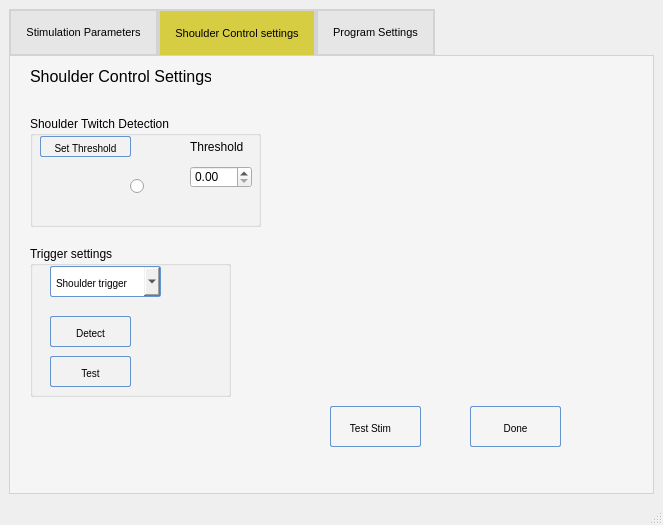
Qt form POML060_v1/stageprogram.ui (viniltc/POML060) before a commit.
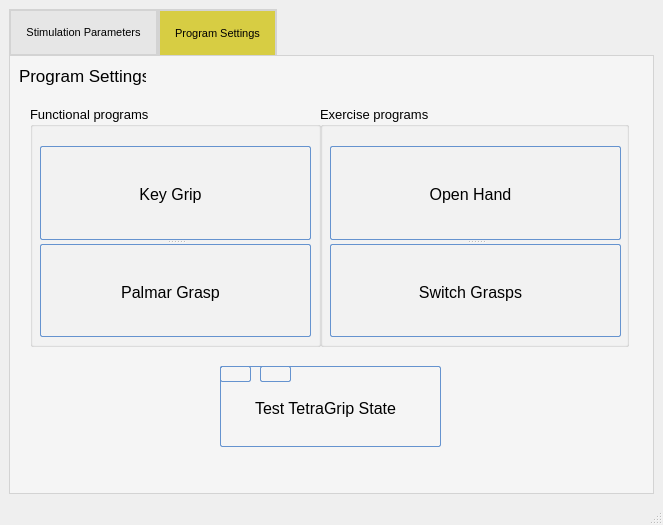
The same form after that commit. The open tabs and pages were chosen to show the change. Icons and pictures are not drawn. Custom widgets are drawn as their Qt base class.

```diff
--- a/POML060_v1/stageprogram.ui
+++ b/POML060_v1/stageprogram.ui
@@ -920,442 +920,6 @@
         </property>
        </widget>
       </widget>
-      <widget class="QWidget" name="tab_2">
-       <attribute name="title">
-        <string>Shoulder Control settings</string>
-       </attribute>
-       <widget class="QLabel" name="label">
-        <property name="geometry">
-         <rect>
-          <x>20</x>
-          <y>0</y>
-          <width>181</width>
-          <height>41</height>
-         </rect>
-        </property>
-        <property name="font">
-         <font>
-          <pointsize>12</pointsize>
-         </font>
-        </property>
-        <property name="text">
-         <string>Shoulder Control Settings</string>
-        </property>
-       </widget>
-       <widget class="QGroupBox" name="groupBox_3">
-        <property name="geometry">
-         <rect>
-          <x>20</x>
-          <y>60</y>
-          <width>231</width>
-          <height>111</height>
-         </rect>
-        </property>
-        <property name="title">
-         <string>Shoulder Twitch Detection</string>
-        </property>
-        <widget class="QRadioButton" name="rdo_btn">
-         <property name="geometry">
-          <rect>
-           <x>100</x>
-           <y>50</y>
-           <width>41</width>
-           <height>41</height>
-          </rect>
-         </property>
-         <property name="text">
-          <string/>
-         </property>
-        </widget>
-        <widget class="QDoubleSpinBox" name="doubleSpinBox_thresold">
-         <property name="geometry">
-          <rect>
-           <x>160</x>
-           <y>50</y>
-           <width>62</width>
-           <height>22</height>
-          </rect>
-         </property>
-        </widget>
-        <widget class="QLabel" name="label_2">
-         <property name="geometry">
-          <rect>
-           <x>160</x>
-           <y>20</y>
-           <width>61</width>
-           <height>21</height>
-          </rect>
-         </property>
-         <property name="text">
-          <string>Threshold </string>
-         </property>
-        </widget>
-        <widget class="QPushButton" name="pushButton_setThreshold">
-         <property name="geometry">
-          <rect>
-           <x>10</x>
-           <y>20</y>
-           <width>91</width>
-           <height>21</height>
-          </rect>
-         </property>
-         <property name="styleSheet">
-          <string notr="true">QPushButton:hover{
-        background: qlineargradient(x1 : 0, y1 : 0, x2 : 0, y2 :   1, stop :   0.0 #ffd9aa,
-                stop :   0.5 #ffbb6e, stop :   0.55 #feae42, stop :   1.0 #fedb74);
-}
-
-QPushButton {
-        border: 1px solid #6593cf;
-        border-radius: 2px;
-        padding: 5px 5px 2px 5px;
-        background: qlineargradient(x1 : 0, y1 : 0, x2 : 0, y2 :   1, stop :   0.0 #f5f9ff,
-                stop :   0.5 #c7dfff, stop :   0.55 #afd2ff, stop :   1.0 #c0dbff);
-        color: #0000;
-        font:  large &quot;Arial&quot;;
-		font-size: 10px;
-        height: 30px;
-}
-
-
-
-QPushButton:pressed {
-        background: qlineargradient(x1 : 0, y1 : 0, x2 : 0, y2 :   1, stop :   0.0 #c0dbff,
-        stop :   0.5 #cfd26f, stop :   0.55 #c7df6f, stop :   1.0 #f5f9ff);
-        padding-top: 2px;
-        padding-left: 3px;
-
-}
-QPushButton:on {
-        background: qlineargradient(x1 : 0, y1 : 0, x2 : 0, y2 :   1, stop :   0.0 #5AA72D,
-        stop :   0.5 #B3E296, stop :   0.55 #B3E296, stop :   1.0 #f5f9ff);
-        padding-top: 2px;
-        padding-left: 3px;
-}
-
-QPushButton:disabled {
-        background: transparent #e5e9ee;
-        padding-top: 2px;        
-        padding-left: 3px;
-        color: black;
-}</string>
-         </property>
-         <property name="text">
-          <string>Set Threshold</string>
-         </property>
-        </widget>
-       </widget>
-       <widget class="QGroupBox" name="groupBox_4">
-        <property name="geometry">
-         <rect>
-          <x>20</x>
-          <y>190</y>
-          <width>201</width>
-          <height>151</height>
-         </rect>
-        </property>
-        <property name="title">
-         <string>Trigger settings</string>
-        </property>
-        <widget class="QPushButton" name="pushButton_52">
-         <property name="geometry">
-          <rect>
-           <x>20</x>
-           <y>70</y>
-           <width>81</width>
-           <height>31</height>
-          </rect>
-         </property>
-         <property name="styleSheet">
-          <string notr="true">QPushButton:hover{
-        background: qlineargradient(x1 : 0, y1 : 0, x2 : 0, y2 :   1, stop :   0.0 #ffd9aa,
-                stop :   0.5 #ffbb6e, stop :   0.55 #feae42, stop :   1.0 #fedb74);
-}
-
-QPushButton {
-        border: 1px solid #6593cf;
-        border-radius: 2px;
-        padding: 5px 5px 2px 5px;
-        background: qlineargradient(x1 : 0, y1 : 0, x2 : 0, y2 :   1, stop :   0.0 #f5f9ff,
-                stop :   0.5 #c7dfff, stop :   0.55 #afd2ff, stop :   1.0 #c0dbff);
-        color: #0000;
-        font:  large &quot;Arial&quot;;
-		font-size: 10px;
-        height: 30px;
-}
-
-
-
-QPushButton:pressed {
-        background: qlineargradient(x1 : 0, y1 : 0, x2 : 0, y2 :   1, stop :   0.0 #c0dbff,
-        stop :   0.5 #cfd26f, stop :   0.55 #c7df6f, stop :   1.0 #f5f9ff);
-        padding-top: 2px;
-        padding-left: 3px;
-
-}
-QPushButton:on {
-        background: qlineargradient(x1 : 0, y1 : 0, x2 : 0, y2 :   1, stop :   0.0 #5AA72D,
-        stop :   0.5 #B3E296, stop :   0.55 #B3E296, stop :   1.0 #f5f9ff);
-        padding-top: 2px;
-        padding-left: 3px;
-}
-
-QPushButton:disabled {
-        background: transparent #e5e9ee;
-        padding-top: 2px;        
-        padding-left: 3px;
-        color: black;
-}</string>
-         </property>
-         <property name="text">
-          <string>Detect</string>
-         </property>
-        </widget>
-        <widget class="QPushButton" name="pushButton_53">
-         <property name="geometry">
-          <rect>
-           <x>20</x>
-           <y>110</y>
-           <width>81</width>
-           <height>31</height>
-          </rect>
-         </property>
-         <property name="styleSheet">
-          <string notr="true">QPushButton:hover{
-        background: qlineargradient(x1 : 0, y1 : 0, x2 : 0, y2 :   1, stop :   0.0 #ffd9aa,
-                stop :   0.5 #ffbb6e, stop :   0.55 #feae42, stop :   1.0 #fedb74);
-}
-
-QPushButton {
-        border: 1px solid #6593cf;
-        border-radius: 2px;
-        padding: 5px 5px 2px 5px;
-        background: qlineargradient(x1 : 0, y1 : 0, x2 : 0, y2 :   1, stop :   0.0 #f5f9ff,
-                stop :   0.5 #c7dfff, stop :   0.55 #afd2ff, stop :   1.0 #c0dbff);
-        color: #0000;
-        font:  large &quot;Arial&quot;;
-		font-size: 10px;
-        height: 30px;
-}
-
-
-
-QPushButton:pressed {
-        background: qlineargradient(x1 : 0, y1 : 0, x2 : 0, y2 :   1, stop :   0.0 #c0dbff,
-        stop :   0.5 #cfd26f, stop :   0.55 #c7df6f, stop :   1.0 #f5f9ff);
-        padding-top: 2px;
-        padding-left: 3px;
-
-}
-QPushButton:on {
-        background: qlineargradient(x1 : 0, y1 : 0, x2 : 0, y2 :   1, stop :   0.0 #5AA72D,
-        stop :   0.5 #B3E296, stop :   0.55 #B3E296, stop :   1.0 #f5f9ff);
-        padding-top: 2px;
-        padding-left: 3px;
-}
-
-QPushButton:disabled {
-        background: transparent #e5e9ee;
-        padding-top: 2px;        
-        padding-left: 3px;
-        color: black;
-}</string>
-         </property>
-         <property name="text">
-          <string>Test</string>
-         </property>
-        </widget>
-        <widget class="QComboBox" name="comboBox">
-         <property name="geometry">
-          <rect>
-           <x>20</x>
-           <y>20</y>
-           <width>111</width>
-           <height>31</height>
-          </rect>
-         </property>
-         <property name="styleSheet">
-          <string notr="true">QComboBox:hover{
-        background: qlineargradient(x1 : 0, y1 : 0, x2 : 0, y2 :   1, stop :   0.0 #ffd9aa,
-                stop :   0.5 #ffbb6e, stop :   0.55 #feae42, stop :   1.0 #fedb74);
-}
-
-QComboBox {
-        border: 1px solid #6593cf;
-        border-radius: 2px;
-        padding: 5px 5px 2px 5px;
-        background: qlineargradient(x1 : 0, y1 : 0, x2 : 0, y2 :   1, stop :   0.0 #f5f9ff,
-                stop :   0.5 #c7dfff, stop :   0.55 #afd2ff, stop :   1.0 #c0dbff);
-        color: #0000;
-        font:  large &quot;Arial&quot;;
-		font-size: 10px;
-        height: 30px;
-}
-
-
-
-QComboBox:pressed {
-        background: qlineargradient(x1 : 0, y1 : 0, x2 : 0, y2 :   1, stop :   0.0 #c0dbff,
-        stop :   0.5 #cfd26f, stop :   0.55 #c7df6f, stop :   1.0 #f5f9ff);
-        padding-top: 2px;
-        padding-left: 3px;
-
-}
-QComboBox:on {
-        background: qlineargradient(x1 : 0, y1 : 0, x2 : 0, y2 :   1, stop :   0.0 #5AA72D,
-        stop :   0.5 #B3E296, stop :   0.55 #B3E296, stop :   1.0 #f5f9ff);
-        padding-top: 2px;
-        padding-left: 3px;
-}
-
-QComboBox:disabled {
-        background: transparent #e5e9ee;
-        padding-top: 2px;        
-        padding-left: 3px;
-        color: black;
-}</string>
-         </property>
-         <item>
-          <property name="text">
-           <string>Shoulder trigger </string>
-          </property>
-         </item>
-         <item>
-          <property name="text">
-           <string>Shoulder protraction</string>
-          </property>
-         </item>
-         <item>
-          <property name="text">
-           <string>Shulder retraction</string>
-          </property>
-         </item>
-        </widget>
-       </widget>
-       <widget class="QPushButton" name="pushButton_56">
-        <property name="geometry">
-         <rect>
-          <x>320</x>
-          <y>350</y>
-          <width>91</width>
-          <height>41</height>
-         </rect>
-        </property>
-        <property name="styleSheet">
-         <string notr="true">QPushButton:hover{
-        background: qlineargradient(x1 : 0, y1 : 0, x2 : 0, y2 :   1, stop :   0.0 #ffd9aa,
-                stop :   0.5 #ffbb6e, stop :   0.55 #feae42, stop :   1.0 #fedb74);
-}
-
-QPushButton {
-        border: 1px solid #6593cf;
-        border-radius: 2px;
-        padding: 5px 15px 2px 5px;
-        background: qlineargradient(x1 : 0, y1 : 0, x2 : 0, y2 :   1, stop :   0.0 #f5f9ff,
-                stop :   0.5 #c7dfff, stop :   0.55 #afd2ff, stop :   1.0 #c0dbff);
-        color: #0000;
-        font:  large &quot;Arial&quot;;
-		font-size: 10px;
-        height: 30px;
-}
-
-
-
-
-QPushButton:pressed {
-        background: qlineargradient(x1 : 0, y1 : 0, x2 : 0, y2 :   1, stop :   0.0 #c0dbff,
-        stop :   0.5 #cfd26f, stop :   0.55 #c7df6f, stop :   1.0 #f5f9ff);
-        padding-top: 2px;
-        padding-left: 3px;
-
-}
-QPushButton:on {
-        background: qlineargradient(x1 : 0, y1 : 0, x2 : 0, y2 :   1, stop :   0.0 #5AA72D,
-        stop :   0.5 #B3E296, stop :   0.55 #B3E296, stop :   1.0 #f5f9ff);
-        padding-top: 2px;
-        padding-left: 3px;
-}
-
-QPushButton:disabled {
-        background: transparent #e5e9ee;
-        padding-top: 2px;        
-        padding-left: 3px;
-        color: black;
-}</string>
-        </property>
-        <property name="text">
-         <string>Test Stim</string>
-        </property>
-        <property name="icon">
-         <iconset resource="resources.qrc">
-          <normaloff>:/resources/icons8-rfid-signal-100.png</normaloff>:/resources/icons8-rfid-signal-100.png</iconset>
-        </property>
-       </widget>
-       <widget class="QPushButton" name="pushButton_57">
-        <property name="geometry">
-         <rect>
-          <x>460</x>
-          <y>350</y>
-          <width>91</width>
-          <height>41</height>
-         </rect>
-        </property>
-        <property name="styleSheet">
-         <string notr="true">QPushButton:hover{
-        background: qlineargradient(x1 : 0, y1 : 0, x2 : 0, y2 :   1, stop :   0.0 #ffd9aa,
-                stop :   0.5 #ffbb6e, stop :   0.55 #feae42, stop :   1.0 #fedb74);
-}
-
-QPushButton {
-        border: 1px solid #6593cf;
-        border-radius: 2px;
-        padding: 5px 5px 2px 5px;
-        background: qlineargradient(x1 : 0, y1 : 0, x2 : 0, y2 :   1, stop :   0.0 #f5f9ff,
-                stop :   0.5 #c7dfff, stop :   0.55 #afd2ff, stop :   1.0 #c0dbff);
-        color: #0000;
-        font:  large &quot;Arial&quot;;
-		font-size: 10px;
-        height: 30px;
-}
-
-
-
-QPushButton:pressed {
-        background: qlineargradient(x1 : 0, y1 : 0, x2 : 0, y2 :   1, stop :   0.0 #c0dbff,
-        stop :   0.5 #cfd26f, stop :   0.55 #c7df6f, stop :   1.0 #f5f9ff);
-        padding-top: 2px;
-        padding-left: 3px;
-
-}
-QPushButton:on {
-        background: qlineargradient(x1 : 0, y1 : 0, x2 : 0, y2 :   1, stop :   0.0 #5AA72D,
-        stop :   0.5 #B3E296, stop :   0.55 #B3E296, stop :   1.0 #f5f9ff);
-        padding-top: 2px;
-        padding-left: 3px;
-}
-
-QPushButton:disabled {
-        background: transparent #e5e9ee;
-        padding-top: 2px;        
-        padding-left: 3px;
-        color: black;
-}</string>
-        </property>
-        <property name="text">
-         <string>Done</string>
-        </property>
-       </widget>
-       <widget class="QCustomPlot" name="customPlot" native="true">
-        <property name="geometry">
-         <rect>
-          <x>260</x>
-          <y>20</y>
-          <width>371</width>
-          <height>231</height>
-         </rect>
-        </property>
-       </widget>
-      </widget>
       <widget class="QWidget" name="tab_3">
        <attribute name="title">
         <string>Program Settings</string>
@@ -1820,12 +1384,6 @@
   <widget class="QStatusBar" name="statusbar"/>
  </widget>
  <customwidgets>
-  <customwidget>
-   <class>QCustomPlot</class>
-   <extends>QWidget</extends>
-   <header location="global">qcustomplot.h</header>
-   <container>1</container>
-  </customwidget>
   <customwidget>
    <class>CurrentButtonOne</class>
    <extends>QWidget</extends>
```
Left out of the diff: 2 changed lines with no effect on the pictures.
